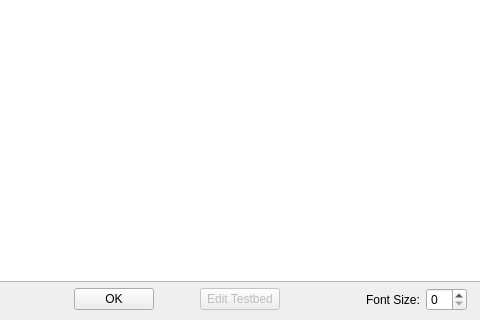
rmlockwood/FLExTrans, file TestbedLog.ui: the form before one commit; both pictures show x 180 to 660 and y 226 to 546 of the 900 by 546 pixel window.
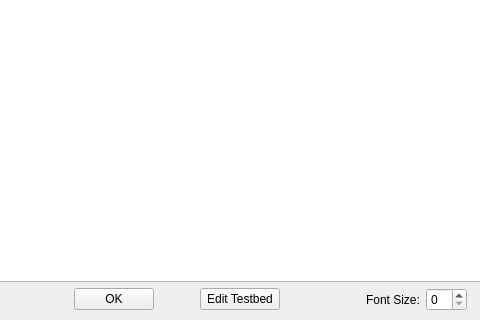
The form after the commit.

Commit message: Enable the Edit Testbed button

Diff of the .ui file:
```diff
--- a/TestbedLog.ui
+++ b/TestbedLog.ui
@@ -68,7 +68,7 @@
       <item>
        <widget class="QPushButton" name="editTestbedButton">
         <property name="enabled">
-         <bool>false</bool>
+         <bool>true</bool>
         </property>
         <property name="text">
          <string>Edit Testbed</string>
```
The commit also changes 1 other file.
